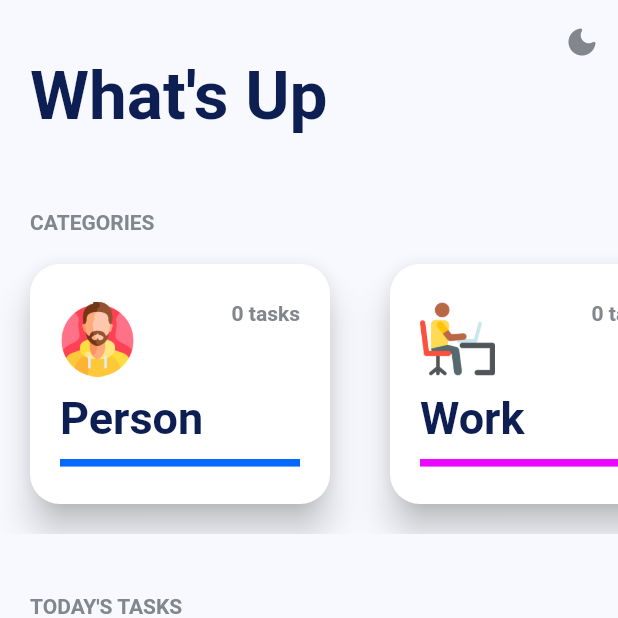
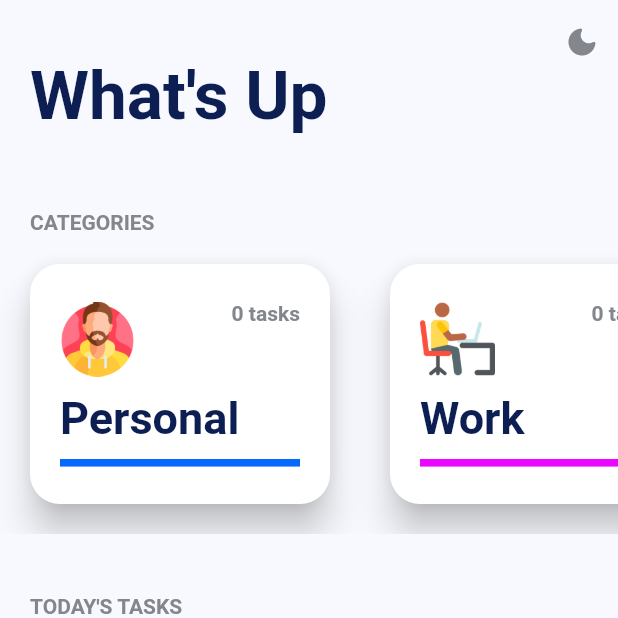
Before and after one commit to Perniciosius/ToDo, a Flutter app: the screen it shows after launch, on a phone screen of 412 x 824 dp, the top half of it. Run offline on Flutter 3.47's test engine with Material 2 defaults, Android fonts, the phone set to English and light mode, and no system bars; drawn by our look-alikes of percent_indicator; our stand-ins replace google_fonts, shared_preferences, sqflite; accounts and stored records are empty; Roboto replaces fonts that are missing (Varela Round).

Commit message:
fix typo

```diff
--- a/lib/utils/category.dart
+++ b/lib/utils/category.dart
@@ -9,7 +9,7 @@
 ];
 
 List<String> _categoryNames = [
-  'Person',
+  'Personal',
   'Work',
 ];
 
```
